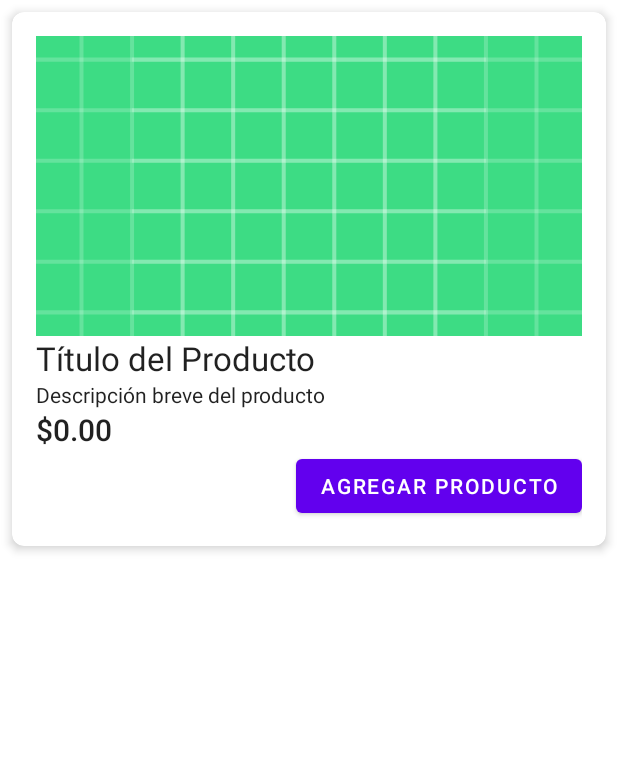
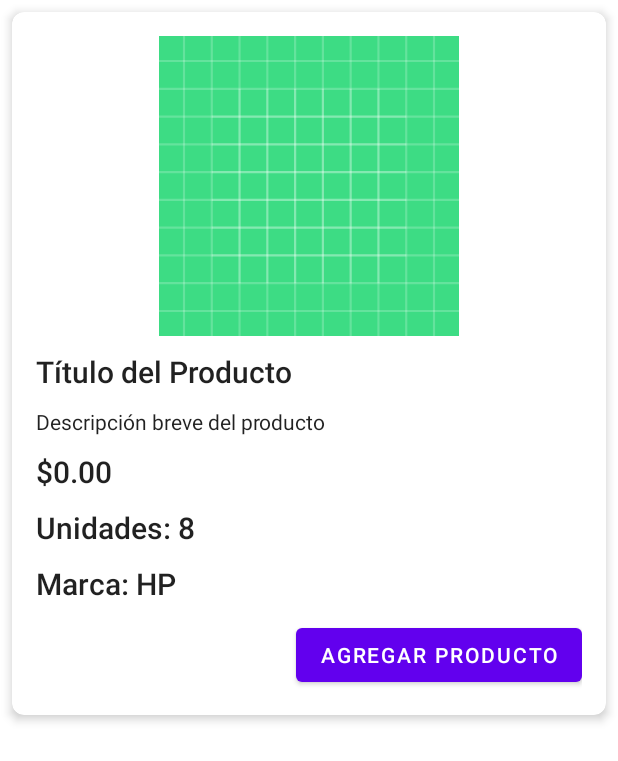
Before and after one commit to andrestejada/tiendaVirtualUcompensar, an Android app: the layout activity_card_product.xml on its own in the app's theme, with its tools: preview values and no code run, on a phone screen of 412 x 824 dp. Shown: the top 761 px of the screen. Run offline under Robolectric (Android 15) with nearby library versions, the phone set to English and light mode, and no system bars.

```diff
--- a/app/build.gradle.kts
+++ b/app/build.gradle.kts
@@ -33,6 +33,10 @@ android {
     kotlinOptions {
         jvmTarget = "1.8"
     }
+
+    viewBinding {
+        enable = true
+    }
 }
 
 dependencies {
@@ -41,6 +45,8 @@ dependencies {
     implementation("androidx.appcompat:appcompat:1.6.1")
     implementation("com.google.android.material:material:1.11.0")
     implementation("androidx.constraintlayout:constraintlayout:2.1.4")
+    implementation("com.github.bumptech.glide:glide:4.16.0")
+    implementation("com.google.android.material:material:1.4.0")
     testImplementation("junit:junit:4.13.2")
     androidTestImplementation("androidx.test.ext:junit:1.1.5")
     androidTestImplementation("androidx.test.espresso:espresso-core:3.5.1")
--- a/app/src/main/java/com/example/tiendavirtualandroid/ProductoProvider.kt
+++ b/app/src/main/java/com/example/tiendavirtualandroid/ProductoProvider.kt
@@ -9,7 +9,7 @@ class ProductoProvider {
                 1285166,
                 "Computador Portatil HP Pavilion Intel Core i5 1235U RAM 8 GB 512 GB SSD 15eg2519la",
                 "HP",
-                "https://exitocol.vtexassets.com/arquivos/ids/21481862/Computador-Portatil-HP-Pavilion-Intel-Core-i5-1235U-RAM-8-GB-512-GB-SSD-15-eg2519la-3488673_a.jpg?v=638430217287700000",
+                "https://exitocol.vtexassets.com/arquivos/ids/22179288/Computador-Portatil-HP-Pavilion-Intel-Core-i5-1235U-8-GB-512-GB-SSD-14-dv2006la-3290143_a.jpg?v=638466515880130000",
                 8
             ),
             Producto(
--- /dev/null
+++ b/app/src/main/res/drawable/baseline_shopping_cart.xml
@@ -0,0 +1,5 @@
+<vector android:height="24dp" android:tint="#56C649"
+    android:viewportHeight="24" android:viewportWidth="24"
+    android:width="24dp" xmlns:android="http://schemas.android.com/apk/res/android">
+    <path android:fillColor="@android:color/white" android:pathData="M7,18c-1.1,0 -1.99,0.9 -1.99,2S5.9,22 7,22s2,-0.9 2,-2 -0.9,-2 -2,-2zM1,2v2h2l3.6,7.59 -1.35,2.45c-0.16,0.28 -0.25,0.61 -0.25,0.96 0,1.1 0.9,2 2,2h12v-2L7.42,15c-0.14,0 -0.25,-0.11 -0.25,-0.25l0.03,-0.12 0.9,-1.63h7.45c0.75,0 1.41,-0.41 1.75,-1.03l3.58,-6.49c0.08,-0.14 0.12,-0.31 0.12,-0.48 0,-0.55 -0.45,-1 -1,-1L5.21,4l-0.94,-2L1,2zM17,18c-1.1,0 -1.99,0.9 -1.99,2s0.89,2 1.99,2 2,-0.9 2,-2 -0.9,-2 -2,-2z"/>
+</vector>
--- a/app/src/main/res/layout/activity_card_product.xml
+++ b/app/src/main/res/layout/activity_card_product.xml
@@ -1,12 +1,11 @@
 <androidx.cardview.widget.CardView xmlns:android="http://schemas.android.com/apk/res/android"
     xmlns:app="http://schemas.android.com/apk/res-auto"
+    android:id="@+id/product_card_layout"
     android:layout_width="match_parent"
     android:layout_height="wrap_content"
-        app:cardElevation="4dp"
+    android:layout_margin="8dp"
     app:cardCornerRadius="8dp"
-        android:layout_margin="8dp"
-        android:id="@+id/product_card_layout"
-        >
+    app:cardElevation="4dp">
 
     <LinearLayout
         android:layout_width="match_parent"
@@ -18,7 +17,6 @@
             android:id="@+id/product_image"
             android:layout_width="match_parent"
             android:layout_height="200dp"
-                android:scaleType="centerCrop"
             android:src="@drawable/ic_launcher_background" /> <!-- Cambia @drawable/ic_launcher_background por tu imagen predeterminada -->
 
         <TextView
@@ -26,28 +24,49 @@
             android:layout_width="match_parent"
             android:layout_height="wrap_content"
             android:text="Título del Producto"
-                android:textAppearance="@style/TextAppearance.AppCompat.Large" />
+            android:layout_marginTop="10dp"
+            android:textAppearance="@style/TextAppearance.AppCompat.Title" />
 
         <TextView
             android:id="@+id/product_description"
             android:layout_width="match_parent"
             android:layout_height="wrap_content"
+            android:layout_marginTop="10dp"
             android:text="Descripción breve del producto"
             android:textAppearance="@style/TextAppearance.AppCompat.Body1" />
+
 
         <TextView
             android:id="@+id/product_price"
             android:layout_width="match_parent"
             android:layout_height="wrap_content"
+            android:layout_marginTop="10dp"
             android:text="$0.00"
+            android:textAppearance="@style/TextAppearance.AppCompat.Title" />
+
+        <TextView
+            android:id="@+id/product_unit"
+            android:layout_width="match_parent"
+            android:layout_height="wrap_content"
+            android:layout_marginTop="10dp"
+            android:text="Unidades: 8"
+            android:textAppearance="@style/TextAppearance.AppCompat.Title" />
+
+        <TextView
+            android:id="@+id/product_brand"
+            android:layout_width="match_parent"
+            android:layout_height="wrap_content"
+            android:layout_marginTop="10dp"
+            android:text="Marca: HP"
             android:textAppearance="@style/TextAppearance.AppCompat.Title" />
 
         <Button
             android:id="@+id/add_product_button"
             android:layout_width="wrap_content"
             android:layout_height="wrap_content"
-                android:text="Agregar Producto"
-                android:layout_gravity="end" />
+            android:layout_gravity="end"
+            android:layout_marginTop="10dp"
+            android:text="Agregar Producto" />
 
     </LinearLayout>
 
```
Also changed, not shown: app/src/main/AndroidManifest.xml (+8 -3 lines), app/src/main/java/com/example/tiendavirtualandroid/ProductListActivity.kt (+8 -0 lines), app/src/main/java/com/example/tiendavirtualandroid/ShoppingCartActivity.kt (added, +11 -0 lines), app/src/main/java/com/example/tiendavirtualandroid/adapter/ProductoViewHolder.kt (+14 -1 lines), app/src/main/res/layout/activity_product_list.xml (+16 -5 lines), app/src/main/res/layout/activity_shopping_cart.xml (added, +24 -0 lines). Lines whose indentation alone changed are shown as unchanged.
